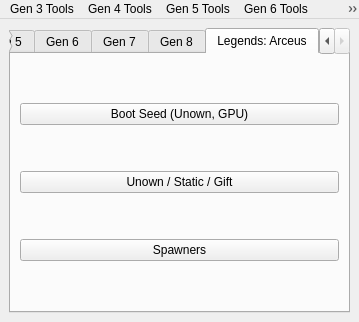
This is Form/MainWindow.ui in Xenon-Hacks/PokeFinder-GPU as Qt 5 draws it before an edit. The edited form follows.
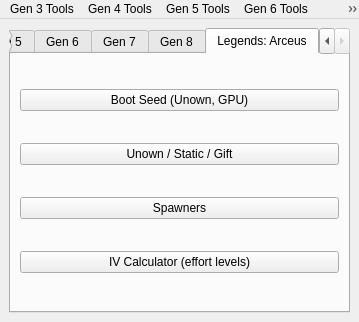
This is the edited form. The open tabs and pages were chosen to show the change. Icons and pictures are not drawn.

Commit message:
Legends: Arceus: IV calculator (effort levels), effort-level column in result lists
IVCalculator8a ports PLA-RNG-Research/ivcalc/pla_ivcalc.py: the game's stat arithmetic, effort levels and the
IV range each stat can have from what the summary shows (stats, effort levels, grit fed, guaranteed 31s).
New window on the Legends: Arceus tab. The Unown / Static / Gift and Spawner result lists now show the effort
levels of every result, so a caught Pokemon can be matched to its row on a console that shows no IVs.
Stock boot seed window: progress reaches 100% when a search ends.

Diff of the .ui file:
```diff
--- a/Form/MainWindow.ui
+++ b/Form/MainWindow.ui
@@ -366,6 +366,13 @@
           </property>
          </widget>
         </item>
+        <item row="3" column="0">
+         <widget class="QPushButton" name="pushButtonIVCalc8a">
+          <property name="text">
+           <string>IV Calculator (effort levels)</string>
+          </property>
+         </widget>
+        </item>
        </layout>
       </widget>
      </widget>
```
The commit also changes 16 other files.
